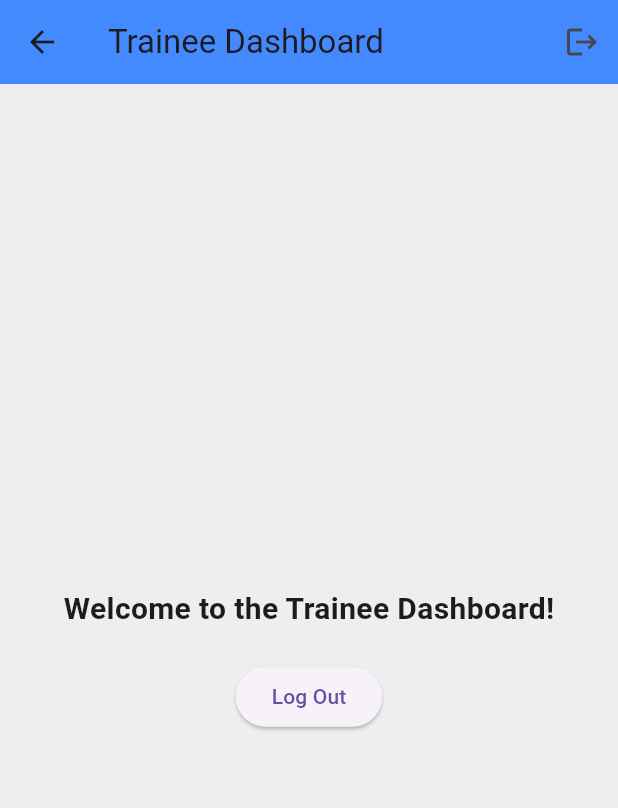
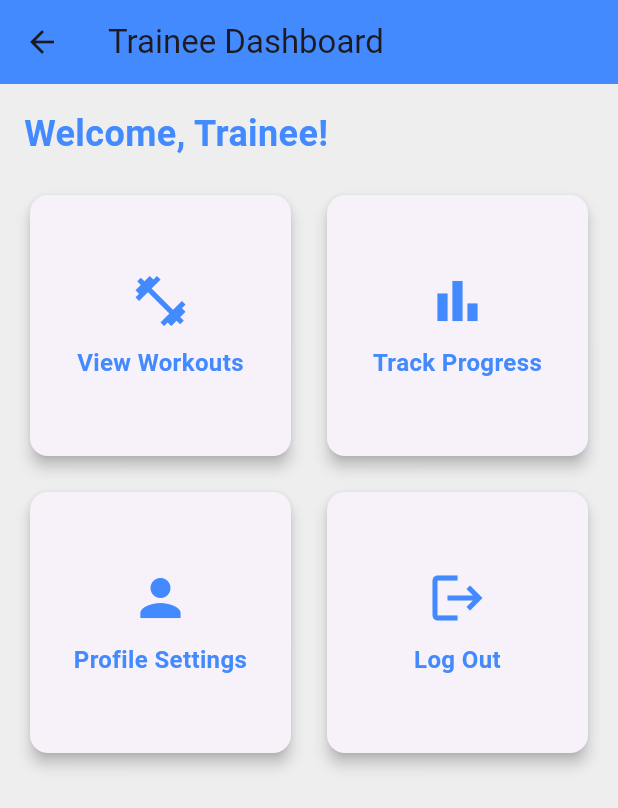
Before and after one commit to shifaaKh28/BodyAndMind, a Flutter app: the TraineeDashboard screen opened by its route, on a phone screen of 412 x 824 dp. Shown: the top 808 px of the screen. Run offline on Flutter 3.47's test engine with Material 3 defaults, Android fonts, the phone set to English and light mode, and no system bars; our stand-ins replace cloud_firestore, firebase_auth, firebase_core, google_sign_in; accounts and stored records are empty.

Commit message:
Add files via upload

```diff
--- a/lib/screens/trainee_dashboard.dart
+++ b/lib/screens/trainee_dashboard.dart
@@ -1,38 +1,103 @@
 import 'package:flutter/material.dart';
 import 'package:firebase_auth/firebase_auth.dart';
 
+
 class TraineeDashboard extends StatelessWidget {
-  // Method to log out the user
-  Future<void> _logoutUser(BuildContext context) async {
-    await FirebaseAuth.instance.signOut(); // Log out the user
-    Navigator.pushReplacementNamed(context, '/'); // Navigate back to the main screen (or login screen)
-  }
-
   @override
   Widget build(BuildContext context) {
     return Scaffold(
       appBar: AppBar(
         title: Text('Trainee Dashboard'),
         backgroundColor: Colors.blueAccent,
-        actions: [
-          IconButton(
-            icon: Icon(Icons.logout),
-            onPressed: () => _logoutUser(context), // Call the logout method
-          ),
-        ],
       ),
-      body: Center(
+      body: Padding(
+        padding: const EdgeInsets.all(16.0),
+        child: Column(
+          crossAxisAlignment: CrossAxisAlignment.start,
+          children: [
+            Text(
+              'Welcome, Trainee!',
+              style: TextStyle(
+                fontSize: 24,
+                fontWeight: FontWeight.bold,
+                color: Colors.blueAccent,
+              ),
+            ),
+            SizedBox(height: 20),
+            Expanded(
+              child: GridView.count(
+                crossAxisCount: 2,
+                crossAxisSpacing: 16,
+                mainAxisSpacing: 16,
+                children: [
+                  _buildDashboardCard(
+                    context: context,
+                    title: 'View Workouts',
+                    icon: Icons.fitness_center,
+                    onTap: () {
+                      // Navigate to Workouts screen
+                    },
+                  ),
+                  _buildDashboardCard(
+                    context: context,
+                    title: 'Track Progress',
+                    icon: Icons.bar_chart,
+                    onTap: () {
+                      // Navigate to Progress screen
+                    },
+                  ),
+                  _buildDashboardCard(
+                    context: context,
+                    title: 'Profile Settings',
+                    icon: Icons.person,
+                    onTap: () {
+                      // Navigate to Profile screen
+                    },
+                  ),
+                  _buildDashboardCard(
+                    context: context,
+                    title: 'Log Out',
+                    icon: Icons.logout,
+                    onTap: () {
+                      FirebaseAuth.instance.signOut();
+                      Navigator.pushReplacementNamed(context, '/login');
+                    },
+                  ),
+                ],
+              ),
+            ),
+          ],
+        ),
+      ),
+    );
+  }
+
+  Widget _buildDashboardCard({
+    required BuildContext context,
+    required String title,
+    required IconData icon,
+    required VoidCallback onTap,
+  }) {
+    return GestureDetector(
+      onTap: onTap,
+      child: Card(
+        shape: RoundedRectangleBorder(
+          borderRadius: BorderRadius.circular(12),
+        ),
+        elevation: 4,
         child: Column(
           mainAxisAlignment: MainAxisAlignment.center,
           children: [
+            Icon(icon, size: 40, color: Colors.blueAccent),
+            SizedBox(height: 10),
             Text(
-              'Welcome to the Trainee Dashboard!',
-              style: TextStyle(fontSize: 20, fontWeight: FontWeight.bold),
-            ),
-            SizedBox(height: 20),
-            ElevatedButton(
-              onPressed: () => _logoutUser(context), // Call the logout method
-              child: Text('Log Out'),
+              title,
+              textAlign: TextAlign.center,
+              style: TextStyle(
+                fontSize: 16,
+                fontWeight: FontWeight.bold,
+                color: Colors.blueAccent,
+              ),
             ),
           ],
         ),
```
